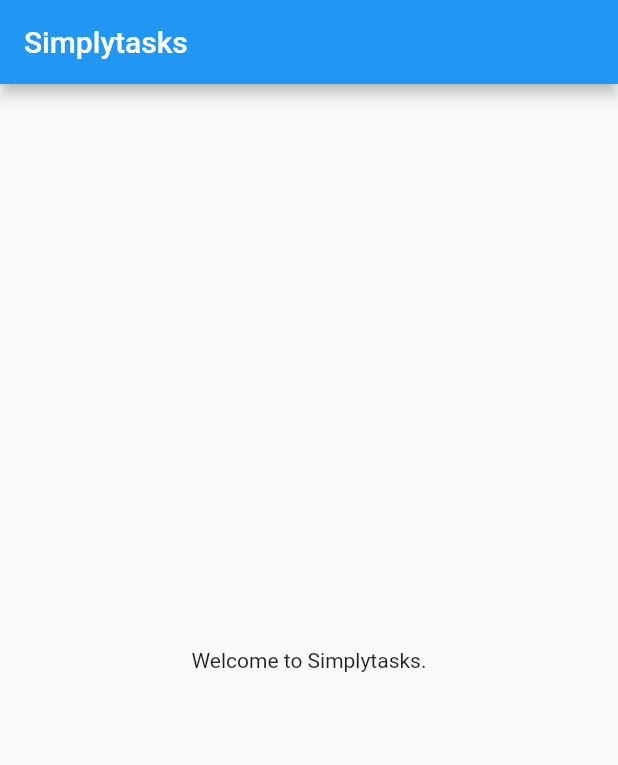
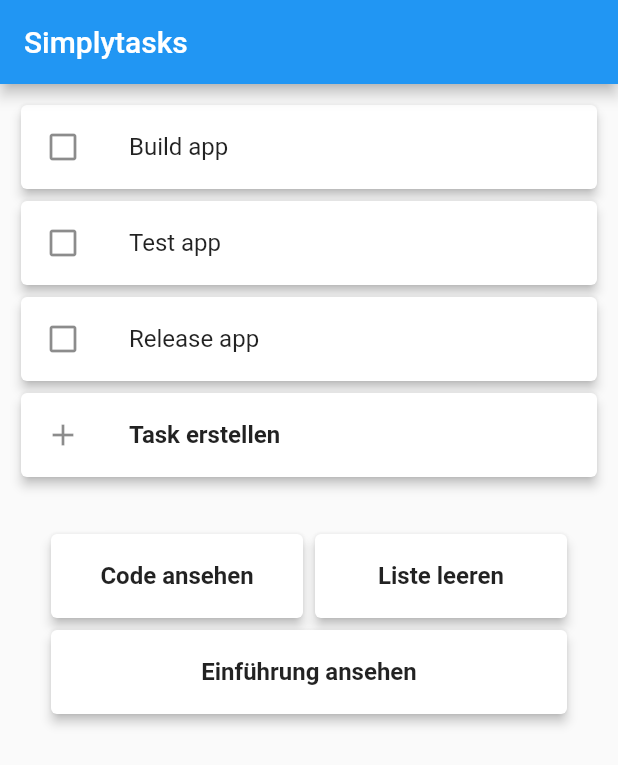
Before and after one commit to laurensk/simplytasks, a Flutter app: the screen it shows after launch, on a phone screen of 412 x 824 dp. Shown: the top 765 px of the screen. Run offline on Flutter 3.47's test engine with Material 2 defaults, Android fonts, the phone set to English and light mode, and no system bars.

Commit message:
home screen

```diff
--- a/lib/screens/home.dart
+++ b/lib/screens/home.dart
@@ -1,4 +1,9 @@
+import 'dart:async';
+
+import 'package:flutter/cupertino.dart';
 import 'package:flutter/material.dart';
+import 'package:simplytasks/utils/task_store.dart';
+import 'package:simplytasks/widgets/button_group.dart';
 import 'package:simplytasks/widgets/custom_scaffold.dart';
 
 class Home extends StatefulWidget {
@@ -7,13 +12,75 @@ class Home extends StatefulWidget {
 }
 
 class _HomeState extends State<Home> {
+  List<Task> tasks = [
+    Task(task: "Build app"),
+    Task(task: "Test app"),
+    Task(task: "Release app")
+  ];
+
   @override
   Widget build(BuildContext context) {
     return CustomScaffold(
       title: "Simplytasks",
       body: Container(
-        child: Center(
-          child: Text("Welcome to Simplytasks."),
+        child: Padding(
+          padding: EdgeInsets.only(left: 10, right: 10),
+          child: ListView(
+            children: [
+              Padding(padding: EdgeInsets.only(top: 10)),
+              for (Task task in tasks)
+                Card(
+                  elevation: 3,
+                  child: ListTile(
+                    onTap: () {
+                      setState(() {
+                        task.done = !task.done;
+                      });
+                      Timer(Duration(milliseconds: 1500), () {
+                        if (task.done)
+                          setState(() {
+                            tasks.remove(task);
+                          });
+                      });
+                    },
+                    leading: Icon(task.done
+                        ? Icons.check_box
+                        : Icons.check_box_outline_blank),
+                    title: Text(task.task),
+                  ),
+                ),
+              Card(
+                elevation: 3,
+                child: ListTile(
+                  onTap: () {
+                    setState(() {
+                      tasks.add(Task(task: "New task"));
+                    });
+                  },
+                  leading: Icon(Icons.add),
+                  title: Text(
+                    'Task erstellen',
+                    style: TextStyle(fontWeight: FontWeight.bold),
+                  ),
+                ),
+              ),
+              ButtonGroup(titles: [
+                "Code ansehen",
+                "Liste leeren",
+                "App herunterladen",
+                "Einführung ansehen"
+              ], functions: [
+                () {},
+                () {
+                  setState(() {
+                    tasks = [];
+                  });
+                },
+                () {},
+                () {}
+              ])
+            ],
+          ),
         ),
       ),
     );
--- /dev/null
+++ b/lib/utils/alert_utils.dart
@@ -0,0 +1,32 @@
+import 'package:flutter/material.dart';
+
+class AlertUtils {
+  static resetConfirmation(BuildContext context, Function callback) {
+    return showDialog(
+      barrierDismissible: false,
+      context: context,
+      builder: (BuildContext context) {
+        return AlertDialog(
+          title: Text('Liste leeren'),
+          content: Text('Bist du sicher, dass du die Liste leeren möchtest?'),
+          actions: <Widget>[
+            TextButton(
+              child: Text('Liste leeren'),
+              onPressed: () {
+                Navigator.of(context).pop();
+                callback(true);
+              },
+            ),
+            TextButton(
+              child: Text('Abbrechen'),
+              onPressed: () {
+                Navigator.of(context).pop();
+                callback(false);
+              },
+            ),
+          ],
+        );
+      },
+    );
+  }
+}
--- a/lib/utils/task_store.dart
+++ b/lib/utils/task_store.dart
@@ -1,9 +1,10 @@
 class Task {
-  int id;
   String task;
+  bool done = false;
+
+  Task({this.task});
 
   Task.fromJson(Map<String, dynamic> json) {
-    id = json["id"];
     task = json["task"];
   }
 }
--- /dev/null
+++ b/lib/widgets/button_group.dart
@@ -0,0 +1,95 @@
+import 'package:flutter/foundation.dart';
+import 'package:flutter/material.dart';
+
+class ButtonGroup extends StatelessWidget {
+  final List<String> titles;
+  final List<Function> functions;
+
+  ButtonGroup({this.titles, this.functions});
+
+  @override
+  Widget build(BuildContext context) {
+    return Container(
+      child: Padding(
+        padding: EdgeInsets.only(top: 30, left: 20, right: 20),
+        child: Column(
+          children: [
+            Row(
+              children: [
+                Expanded(
+                  flex: 1,
+                  child: Card(
+                    elevation: 3,
+                    child: ListTile(
+                      onTap: () {
+                        functions[0]();
+                      },
+                      title: Text(
+                        titles[0],
+                        textAlign: TextAlign.center,
+                        style: TextStyle(fontWeight: FontWeight.w600),
+                      ),
+                    ),
+                  ),
+                ),
+                Expanded(
+                  flex: 1,
+                  child: Card(
+                    elevation: 3,
+                    child: ListTile(
+                      onTap: () {
+                        functions[1]();
+                      },
+                      title: Text(
+                        titles[1],
+                        textAlign: TextAlign.center,
+                        style: TextStyle(fontWeight: FontWeight.w600),
+                      ),
+                    ),
+                  ),
+                ),
+              ],
+            ),
+            Row(
+              children: [
+                if (kIsWeb)
+                  Expanded(
+                    flex: 1,
+                    child: Card(
+                      elevation: 3,
+                      child: ListTile(
+                        onTap: () {
+                          functions[2]();
+                        },
+                        title: Text(
+                          titles[2],
+                          textAlign: TextAlign.center,
+                          style: TextStyle(fontWeight: FontWeight.w600),
+                        ),
+                      ),
+                    ),
+                  ),
+                Expanded(
+                  flex: 1,
+                  child: Card(
+                    elevation: 3,
+                    child: ListTile(
+                      onTap: () {
+                        functions[3]();
+                      },
+                      title: Text(
+                        titles[3],
+                        textAlign: TextAlign.center,
+                        style: TextStyle(fontWeight: FontWeight.w600),
+                      ),
+                    ),
+                  ),
+                ),
+              ],
+            ),
+          ],
+        ),
+      ),
+    );
+  }
+}
```
